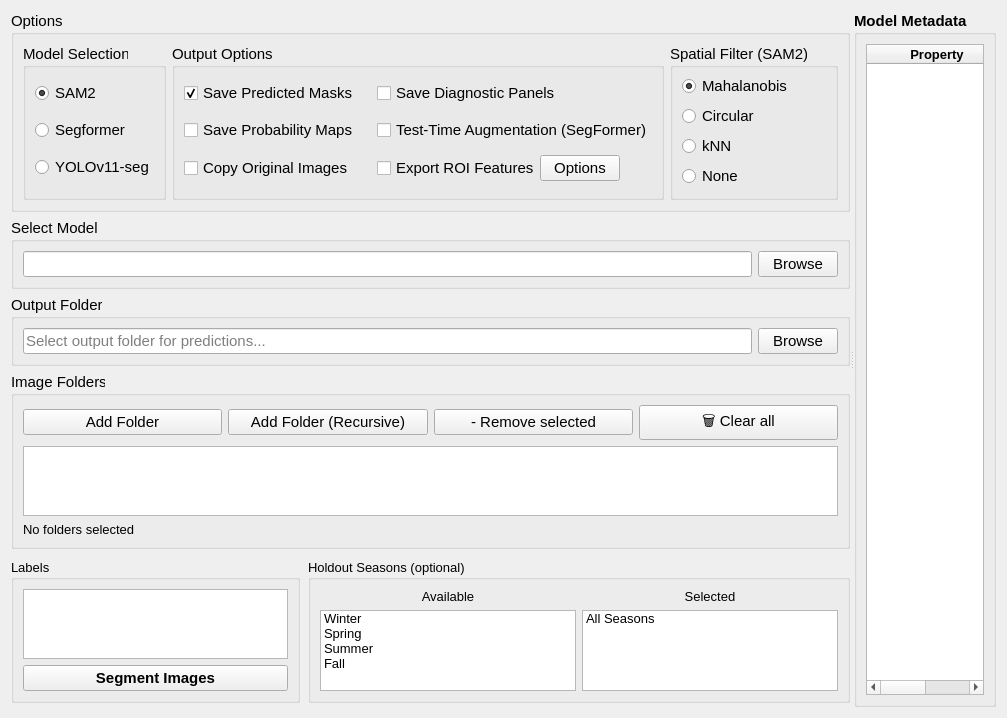
Qt form src/GRIME_AI/dialogs/ML_image_processing/segment_images_tab.ui (GRIME-Lab/GRIME-AI) before a commit.
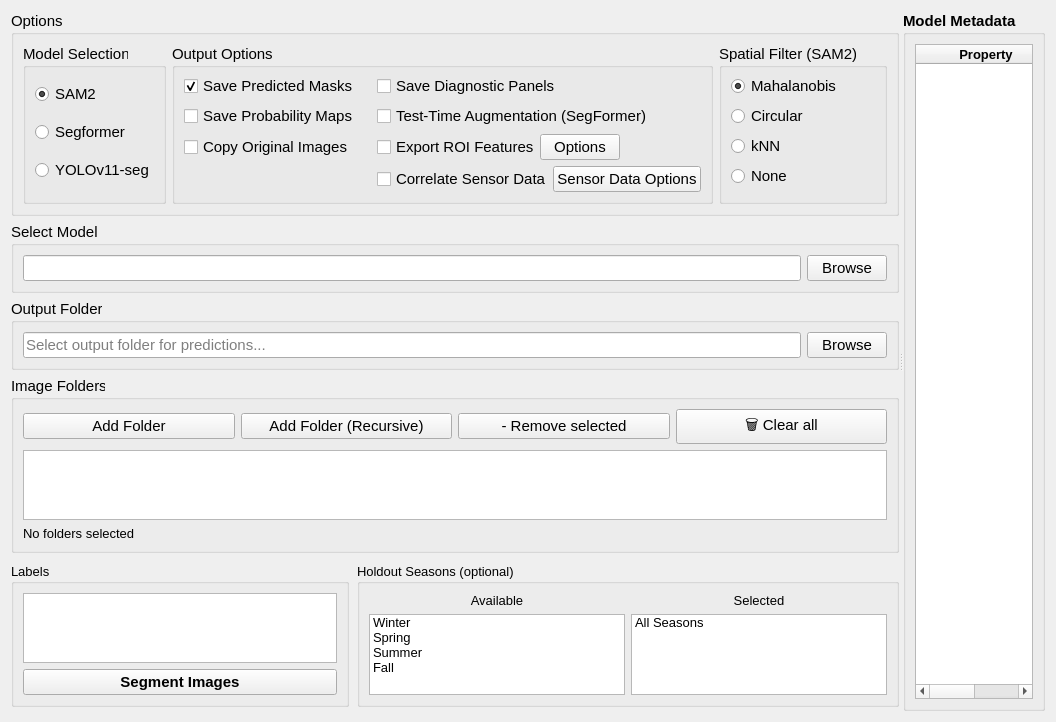
The same form after that commit.

```diff
--- a/src/GRIME_AI/dialogs/ML_image_processing/segment_images_tab.ui
+++ b/src/GRIME_AI/dialogs/ML_image_processing/segment_images_tab.ui
@@ -192,6 +192,45 @@
                </property>
               </widget>
              </item>
+             <item row="3" column="1">
+              <layout class="QHBoxLayout" name="horizontalLayout_correlateSensorData">
+               <item>
+                <widget class="QCheckBox" name="checkBox_correlate_sensor_data">
+                 <property name="font">
+                  <font>
+                   <family>Arial</family>
+                   <pointsize>11</pointsize>
+                  <bold>false</bold></font>
+                 </property>
+                 <property name="toolTip">
+                  <string>Add the nearest NWIS sensor readings to the exported features. The file is taken from the data folder beside the images; if it is not there you are asked for it.</string>
+                 </property>
+                 <property name="text">
+                  <string>Correlate Sensor Data</string>
+                 </property>
+                 <property name="checked">
+                  <bool>false</bool>
+                 </property>
+                </widget>
+               </item>
+               <item>
+                <widget class="QPushButton" name="pushButton_sensor_options_segment">
+                 <property name="toolTip">
+                  <string>Where the NWIS sensor file comes from, and how close in time a reading must be to an image.</string>
+                 </property>
+                 <property name="text">
+                  <string>Sensor Data Options</string>
+                 </property>
+                </widget>
+               </item>
+               <item>
+                <spacer name="spacer_correlateSensorData">
+                 <property name="orientation"><enum>Qt::Horizontal</enum></property>
+                 <property name="sizeHint" stdset="0"><size><width>0</width><height>0</height></size></property>
+                </spacer>
+               </item>
+              </layout>
+             </item>
              <item row="2" column="1">
               <layout class="QHBoxLayout" name="horizontalLayout_exportRoiFeatures">
                <item>
```
Left out of the diff: 2 changed lines with no effect on the pictures.
